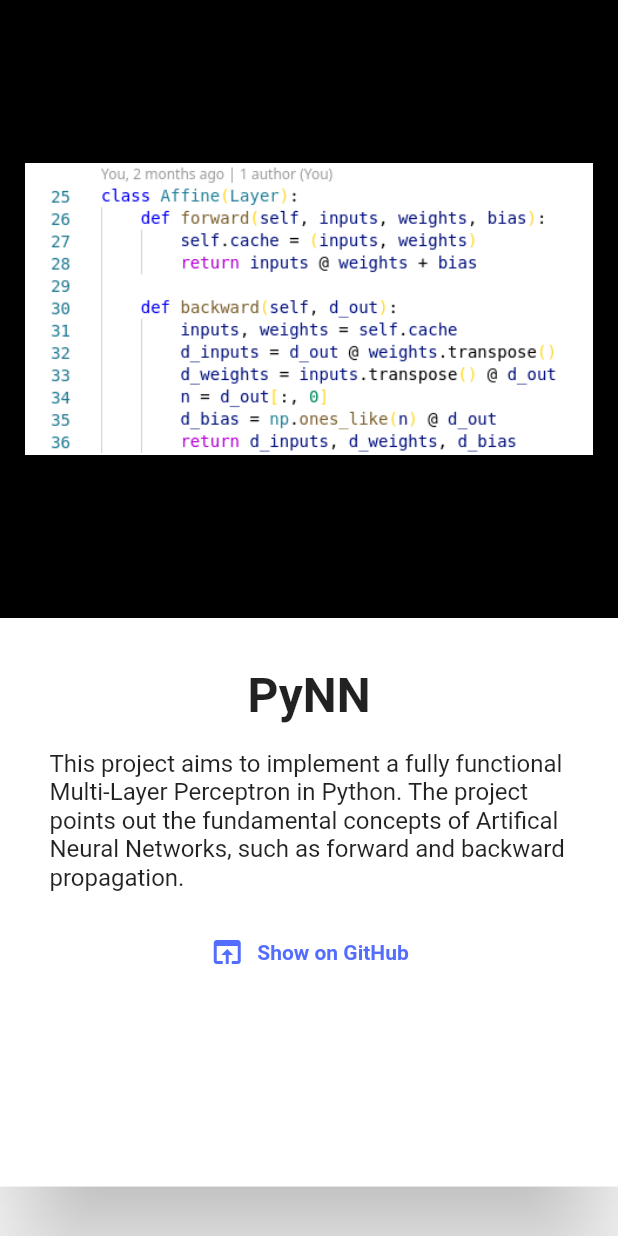
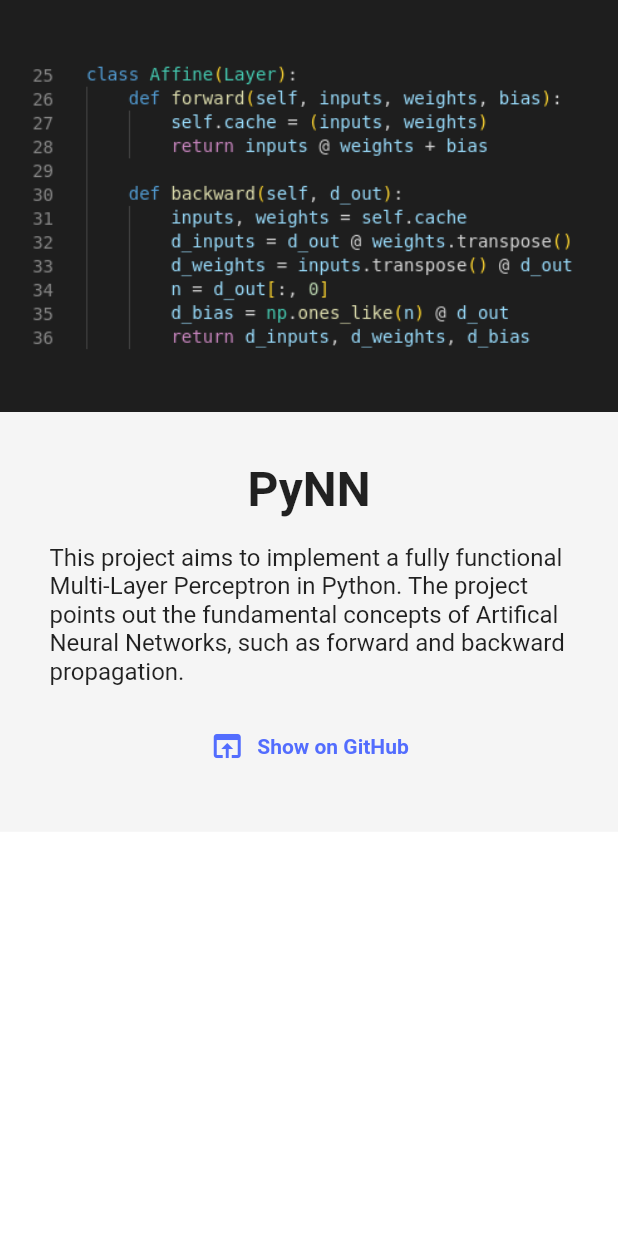
Before and after one commit to TobiasRitter/website, a Flutter app: the ProjectSection widget shown alone on an empty page, opened directly, on a phone screen of 412 x 824 dp. Run offline on Flutter 3.47's test engine with Material 2 defaults, Android fonts, the phone set to English and light mode, and no system bars; drawn by our look-alikes of auto_size_text.

Commit message:
make projects section monochrome

```diff
--- a/lib/project_section.dart
+++ b/lib/project_section.dart
@@ -33,10 +33,6 @@ class _ProjectSectionState extends State<ProjectSection> {
     return screenWidth > SWIDTH
         ? Container(
             height: 500,
-            child: Padding(
-              padding: EdgeInsets.only(bottom: marginSize),
-              child: Material(
-                elevation: 32,
             child: Row(
               children: [
                 !widget.inversed
@@ -69,17 +65,11 @@ class _ProjectSectionState extends State<ProjectSection> {
                       ),
               ],
             ),
-              ),
-            ),
           )
-        : Padding(
-            padding: EdgeInsets.only(bottom: marginSize),
-            child: Material(
-              elevation: 32,
-              child: Column(
+        : Column(
             children: [
               Container(
-                    height: screenHeight / 2,
+                height: screenHeight / 3,
                 child: Row(
                   children: [
                     Expanded(
@@ -103,16 +93,23 @@ class _ProjectSectionState extends State<ProjectSection> {
                   ],
                 ),
               ),
-                  buildInfo(),
-                ],
+              Container(
+                constraints: BoxConstraints(
+                  minHeight: screenHeight / 3,
+                ),
+                child: Expanded(
+                  child: buildInfo(),
                 ),
               ),
+            ],
           );
   }
 
-  Padding buildInfo() {
+  Widget buildInfo() {
     var marginSize = getMarginSize(context);
-    return Padding(
+    return Container(
+      color: Colors.grey.shade100,
+      child: Padding(
         padding: EdgeInsets.all(marginSize),
         child: Column(
           mainAxisAlignment: MainAxisAlignment.spaceBetween,
@@ -142,6 +139,7 @@ class _ProjectSectionState extends State<ProjectSection> {
             )
           ],
         ),
+      ),
     );
   }
 }
--- a/lib/projects_page.dart
+++ b/lib/projects_page.dart
@@ -43,7 +43,7 @@ class ProjectsPage extends StatelessWidget {
                                   description:
                                       'This project aims to implement a fully functional Multi-Layer Perceptron in Python. The project points out the fundamental concepts of Artifical Neural Networks, such as forward and backward propagation.',
                                   image: 'res/PyNN.png',
-                                  headerColor: Colors.black,
+                                  headerColor: Color.fromARGB(255, 30, 30, 30),
                                 ),
                                 ProjectSection(
                                   title: 'RGB LED',
@@ -52,7 +52,7 @@ class ProjectsPage extends StatelessWidget {
                                   description:
                                       'This Flutter application in combination with a Raspberry Pi allows You to control Adafruit RGB LEDs with Your smartphone. This requires your smartphone and the Raspberry Pi to be in the same local network.',
                                   image: 'res/RGBLed.png',
-                                  headerColor: Colors.redAccent,
+                                  headerColor: Color.fromARGB(255, 40, 40, 40),
                                   inversed: true,
                                 ),
                                 ProjectSection(
@@ -62,7 +62,7 @@ class ProjectsPage extends StatelessWidget {
                                   description:
                                       'This project allows you to host a card game running on the web that can be played with 2 or more friends. The goal of the game is to get rid of all your cards by putting cards of higher rank on top of the card stack.',
                                   image: 'res/Cardgame.png',
-                                  headerColor: Colors.blueAccent,
+                                  headerColor: Color.fromARGB(255, 30, 30, 30),
                                 ),
                                 ProjectSection(
                                   title: 'CleverConvert',
@@ -71,7 +71,7 @@ class ProjectsPage extends StatelessWidget {
                                   description:
                                       'This application lets you comfortably convert values into all common units. The project relies on Flutter and Dart.',
                                   image: 'res/CleverConvert.png',
-                                  headerColor: Colors.greenAccent,
+                                  headerColor: Colors.white,
                                   inversed: true,
                                 ),
                                 // ProjectSection(
```
Also changed, not shown: res/PyNN.png. Lines whose indentation alone changed are shown as unchanged.
